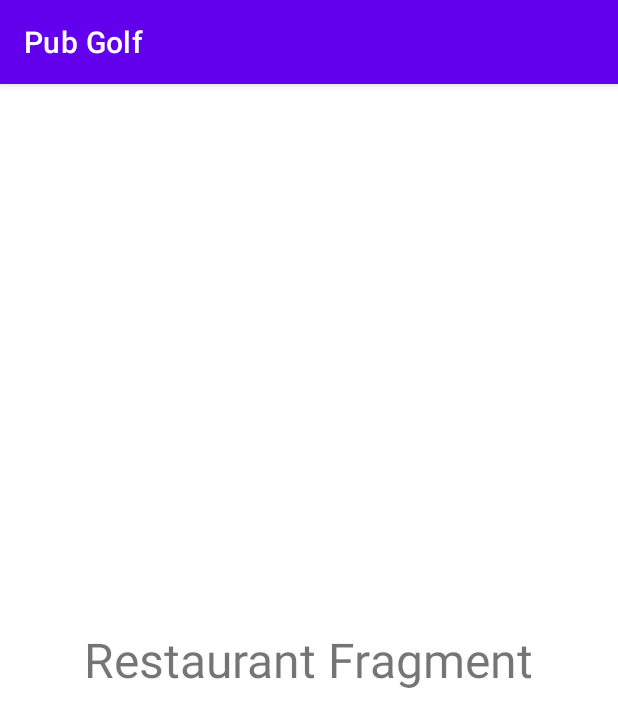
After one commit to christianielsen/PubGolfApp, an Android app: the fragment RestaurantTab shown on its own in the app's theme, on a phone screen of 412 x 824 dp. The commit adds this screen. Shown: the top 727 px of the screen. Run offline under Robolectric (Android 15) with nearby library versions, the phone set to English and light mode, and no system bars.

Commit message:
Added two tabs in map fragment

```diff
--- a/app/src/main/java/aston/cs3mdd/pubgolf/MainActivity.java
+++ b/app/src/main/java/aston/cs3mdd/pubgolf/MainActivity.java
@@ -13,8 +13,10 @@ import androidx.navigation.NavController;
 import androidx.navigation.Navigation;
 import androidx.navigation.ui.AppBarConfiguration;
 import androidx.navigation.ui.NavigationUI;
+import androidx.viewpager2.widget.ViewPager2;
 
 import com.google.android.material.bottomnavigation.BottomNavigationView;
+import com.google.android.material.tabs.TabLayout;
 
 import aston.cs3mdd.pubgolf.databinding.ActivityMainBinding;
 
--- a/app/src/main/java/aston/cs3mdd/pubgolf/ui/map/MapFragment.java
+++ b/app/src/main/java/aston/cs3mdd/pubgolf/ui/map/MapFragment.java
@@ -291,10 +291,6 @@ public class MapFragment extends Fragment implements OnMapReadyCallback {
             }
         });
 
-
-
-
-
         return root;
     }
 
--- /dev/null
+++ b/app/src/main/java/aston/cs3mdd/pubgolf/ui/map/RestaurantTab.java
@@ -0,0 +1,21 @@
+package aston.cs3mdd.pubgolf.ui.map;
+
+import android.os.Bundle;
+
+import androidx.fragment.app.Fragment;
+
+import android.view.LayoutInflater;
+import android.view.View;
+import android.view.ViewGroup;
+
+import aston.cs3mdd.pubgolf.R;
+
+public class RestaurantTab extends Fragment {
+
+    @Override
+    public View onCreateView(LayoutInflater inflater, ViewGroup container,
+                             Bundle savedInstanceState) {
+        // Inflate the layout for this fragment
+        return inflater.inflate(R.layout.fragment_restaurant, container, false);
+    }
+}
--- /dev/null
+++ b/app/src/main/res/layout/fragment_restaurant.xml
@@ -0,0 +1,15 @@
+<?xml version="1.0" encoding="utf-8"?>
+<RelativeLayout xmlns:android="http://schemas.android.com/apk/res/android"
+    xmlns:tools="http://schemas.android.com/tools"
+    android:layout_width="match_parent"
+    android:layout_height="match_parent"
+    tools:context=".ui.map.RestaurantTab">
+
+    <TextView
+        android:layout_width="wrap_content"
+        android:layout_height="wrap_content"
+        android:text="Restaurant Fragment"
+        android:layout_centerInParent="true"
+        android:textSize="32dp"/>
+
+</RelativeLayout>
--- a/app/src/main/res/values/strings.xml
+++ b/app/src/main/res/values/strings.xml
@@ -28,5 +28,7 @@
     <string name="hole8">8</string>
     <string name="hole9">9</string>
     <string name="API_KEY">AIzaSyAE1O94eM9xi9_NR9jEZwm9xuKWUFyWCOU</string>
+    <!-- TODO: Remove or change this placeholder text -->
+    <string name="hello_blank_fragment">Hello blank fragment</string>
 
 </resources>
```
Also changed, not shown: app/src/main/java/aston/cs3mdd/pubgolf/ui/map/MapTab.java (added, +7 -0 lines), app/src/main/res/layout/fragment_map.xml (+10 -7 lines).
